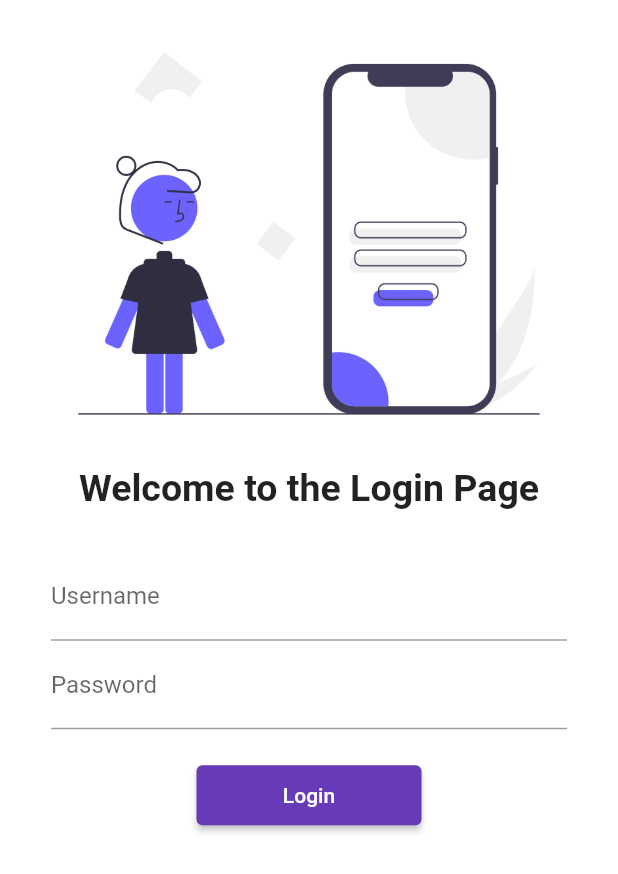
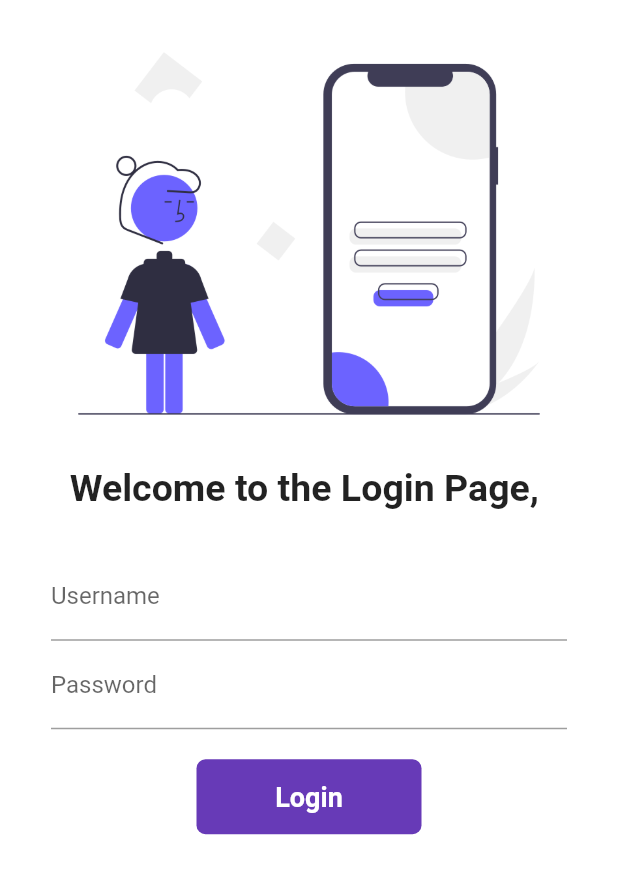
Before and after one commit to Pirate-Emperor/Rumbler, a Flutter app: the screen it shows after launch, on a phone screen of 412 x 824 dp. Shown: the top 874 px of the screen. Run offline on Flutter 3.47's test engine with Material 2 defaults, Android fonts, the phone set to English and light mode, and no system bars; our stand-ins replace google_fonts.

Commit message:
day6comp

```diff
--- a/lib/pages/login_page.dart
+++ b/lib/pages/login_page.dart
@@ -1,8 +1,18 @@
 import 'package:flutter/material.dart';
 import 'package:flutter_application_1/utility/routes.dart';
 
-class LoginPage extends StatelessWidget {
+class LoginPage extends StatefulWidget {
+  const LoginPage({super.key});
+
+  @override
+  State<LoginPage> createState() => _LoginPageState();
+}
+
+class _LoginPageState extends State<LoginPage> {
   //const LoginPage({super.key});
+  String name = "";
+  bool changebut = false;
+  int butcount = 0;
   @override
   Widget build(BuildContext context) {
     return Material(
@@ -12,7 +22,7 @@ class LoginPage extends StatelessWidget {
           children: [
             Image.asset("assets/images/undraw_Mobile_login_re_9ntv.png",
                 fit: BoxFit.cover),
-            const Text("Welcome to the Login Page",
+            Text("Welcome to the Login Page, $name",
                 style: TextStyle(
                   fontSize: 25,
                   fontWeight: FontWeight.bold,
@@ -30,6 +40,10 @@ class LoginPage extends StatelessWidget {
                       hintText: "Enter Username",
                       labelText: "Username",
                     ),
+                    onChanged: (value) {
+                      name = value;
+                      setState(() {});
+                    },
                   ),
                   TextFormField(
                     obscureText: true,
@@ -41,17 +55,48 @@ class LoginPage extends StatelessWidget {
                   SizedBox(
                     height: 20.0,
                   ),
-                  ElevatedButton(
-                    onPressed: () {
-                      print("Yo");
+                  InkWell(
+                    onTap: () async {
+                      setState(() {
+                        changebut = true;
+                        butcount++;
+                      });
+                      await Future.delayed(Duration(seconds: 3));
                       Navigator.pushNamed(context, MyRoutes.homeRoute);
                     },
-                    child: Text("Login"),
-                    style: TextButton.styleFrom(minimumSize: Size(150, 40)),
-                    onLongPress: () {
-                      Navigator.pushNamed(context, MyRoutes.homeRoute);
-                    },
-                  )
+                    child: AnimatedContainer(
+                      duration: Duration(seconds: 1),
+                      width: changebut ? 50 : 150,
+                      height: 50,
+                      alignment: Alignment.center,
+                      child: changebut
+                          ? Icon(Icons.done, color: Colors.white)
+                          : Text(
+                              "Login",
+                              style: TextStyle(
+                                color: Colors.white,
+                                fontWeight: FontWeight.bold,
+                                fontSize: 18,
+                              ),
+                            ),
+                      decoration: BoxDecoration(
+                        color: Colors.deepPurple,
+                        // shape: butcount % 2 == 1
+                        //     ? BoxShape.circle
+                        //     : BoxShape.rectangle,
+                        borderRadius: BorderRadius.circular(changebut ? 50 : 6),
+                      ),
+                    ),
+                  ),
+
+                  // ElevatedButton(
+                  //   onPressed: () {
+                  //     print("Yo");
+                  //     Navigator.pushNamed(context, MyRoutes.homeRoute);
+                  //   },
+                  //   child: Text("Login"),
+                  //   style: TextButton.styleFrom(minimumSize: Size(150, 40)),
+                  // )
                 ],
               ),
             ),
```
